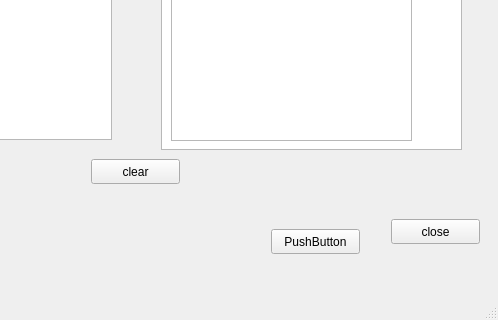
Qt form mainwindow.ui (MohamedA-M-Hassan/tiny-language-scanner-Compilers-using-QT) before a commit; both pictures show x 219 to 717 and y 128 to 448 of the 717 by 448 pixel window.
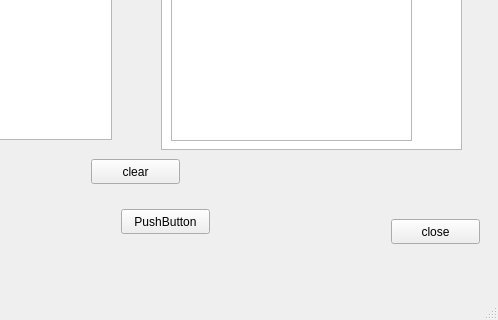
The same form after that commit.

Commit message: hide label and buttons and textBrowser

Diff of the .ui file:
```diff
--- a/mainwindow.ui
+++ b/mainwindow.ui
@@ -63,8 +63,8 @@
    <widget class="QPushButton" name="pushButton_2">
     <property name="geometry">
      <rect>
-      <x>490</x>
-      <y>340</y>
+      <x>340</x>
+      <y>320</y>
       <width>89</width>
       <height>25</height>
      </rect>
```
The commit also changes 1 other file.
